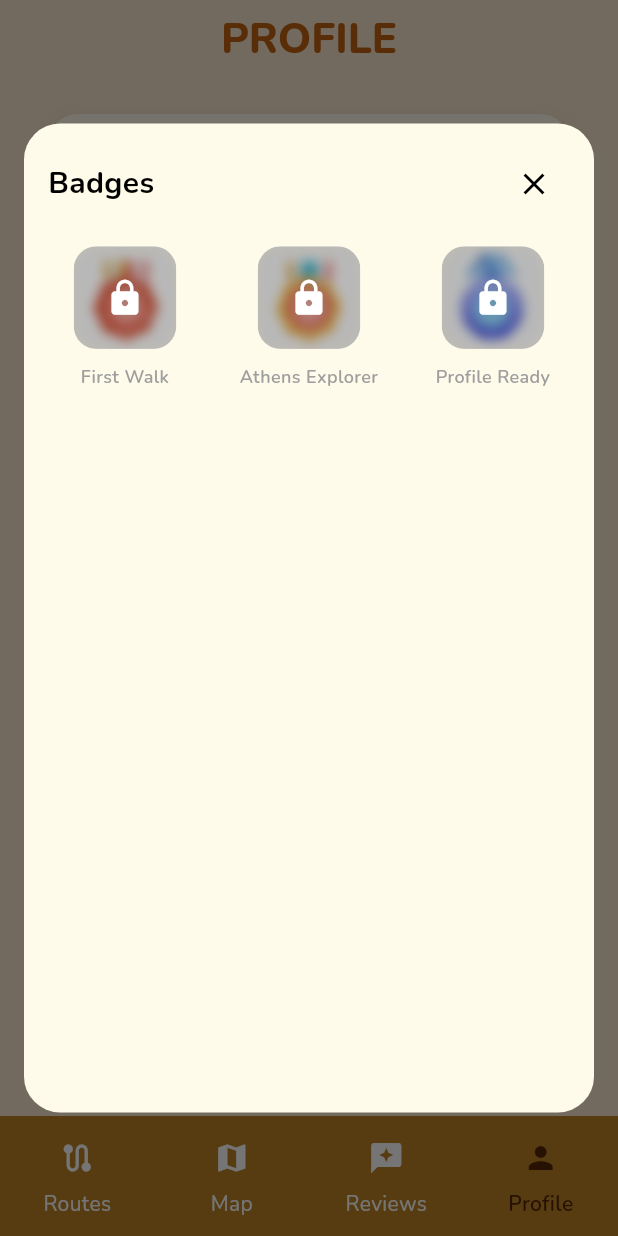
After one commit to annapatata/history-walk, a Flutter app: the NavigationMenu screen opened directly, item 4 of the bottom bar chosen, after a tap on "BADGES", on a phone screen of 412 x 824 dp. The commit adds this screen. Run offline on Flutter 3.47's test engine with Material 3 defaults, Android fonts, the phone set to English and light mode, and no system bars; our stand-ins replace geolocator, get, get_storage, image_picker; missing offline and left inert: mapbox_maps_flutter; accounts and stored records are empty.

Commit message:
badges pretty much done

```diff
--- a/HistoryWalk/lib/features/profile/controller/profile_controller.dart
+++ b/HistoryWalk/lib/features/profile/controller/profile_controller.dart
@@ -1,36 +1,46 @@
 import 'package:get/get.dart';
+import 'package:image_picker/image_picker.dart';
 import 'package:get_storage/get_storage.dart';
-import 'package:image_picker/image_picker.dart';
 
 import '../models/user_profile.dart';
+import '../models/badge.dart';
 
 class ProfileController extends GetxController {
   final ImagePicker _picker = ImagePicker();
-  final GetStorage _storage = GetStorage();
+  final GetStorage _box = GetStorage();
 
   static const String _userKey = 'user_profile';
+  static const String _badgesKey = 'user_badges';
 
   late Rx<UserProfile> userProfile;
 
+  // 🏅 Badges
+  final RxList<Badge> badges = <Badge>[].obs;
+
+  // 🧑 Preset avatars
   final List<String> presetAvatars = [
     'assets/avatars/avatar_1.png',
     'assets/avatars/avatar_2.png',
     'assets/avatars/avatar_3.png',
-    'assets/avatars/avatar_4.png',
   ];
 
   @override
   void onInit() {
     super.onInit();
     _loadOrCreateUser();
+    _initBadges();
   }
 
+  // =========================
+  // USER PROFILE
+  // =========================
+
   void _loadOrCreateUser() {
-    final data = _storage.read(_userKey);
+    final stored = _box.read(_userKey);
 
-    if (data != null) {
+    if (stored != null) {
       userProfile = UserProfile.fromJson(
-        Map<String, dynamic>.from(data),
+        Map<String, dynamic>.from(stored),
       ).obs;
     } else {
       userProfile = UserProfile(
@@ -41,30 +51,103 @@ class ProfileController extends GetxController {
         level: 1,
         progress: 0,
       ).obs;
+
       _saveUser();
     }
   }
 
   void _saveUser() {
-    _storage.write(_userKey, userProfile.value.toJson());
+    _box.write(_userKey, userProfile.value.toJson());
   }
 
   // =========================
-  // LEVEL LOGIC
+  // BADGES (PERSISTED)
   // =========================
 
-  String get levelTitle {
-    final progress = userProfile.value.progress;
+  void _initBadges() {
+    final stored = _box.read(_badgesKey) ?? {};
 
-    if (progress >= 75) return 'Master';
-    if (progress >= 50) return 'Historian';
-    if (progress >= 25) return 'Explorer';
-    return 'Newcomer';
+    final baseBadges = [
+      Badge(
+        id: 'first_walk',
+        title: 'First Walk',
+        description: 'Complete your first route',
+        iconPath: 'assets/badges/first_walk.jpg',
+        unlocked: false,
+      ),
+      Badge(
+        id: 'athens_explorer',
+        title: 'Athens Explorer',
+        description: 'Explore Athens',
+        iconPath: 'assets/badges/athens_explorer.jpg',
+        unlocked: false,
+      ),
+      Badge(
+        id: 'profile_complete',
+        title: 'Profile Ready',
+        description: 'Complete your profile',
+        iconPath: 'assets/badges/profile_complete.jpg',
+        unlocked: false,
+      ),
+    ];
+
+    badges.assignAll(
+      baseBadges.map((badge) {
+        if (stored.containsKey(badge.id)) {
+          return Badge.fromJson(stored[badge.id], badge);
+        }
+        return badge;
+      }).toList(),
+    );
+  }
+
+  void _saveBadges() {
+    final map = {
+      for (final b in badges) b.id: b.toJson(),
+    };
+    _box.write(_badgesKey, map);
   }
 
   // =========================
-  // Avatar
+  // TEMP DEV BADGE UNLOCK
   // =========================
+  // ⚠️ TEMPORARY METHOD
+  // Used only for testing badges unlocking via tap
+  void unlockBadgeAndAddProgress(String badgeId) {
+    final index = badges.indexWhere((b) => b.id == badgeId);
+    if (index == -1) return;
+    if (badges[index].unlocked) return;
+
+    // Unlock badge
+    badges[index] = badges[index].copyWith(unlocked: true);
+    _saveBadges();
+
+    // TEMP: add progress when badge unlocks
+    addProgress(10); // 🔧 adjust freely
+  }
+
+  // =========================
+  // PROGRESS SYSTEM
+  // =========================
+
+  void addProgress(int amount) {
+    final current = userProfile.value.progress;
+    final updated = (current + amount).clamp(0, 100);
+
+    userProfile.value =
+        userProfile.value.copyWith(progress: updated);
+    _saveUser();
+  }
+
+  // =========================
+  // AVATAR
+  // =========================
+
+  void selectPresetAvatar(String path) {
+    userProfile.value =
+        userProfile.value.copyWith(avatarPath: path);
+    _saveUser();
+  }
 
   Future<void> pickAvatarFromGallery() async {
     final image =
@@ -88,14 +171,8 @@ class ProfileController extends GetxController {
     }
   }
 
-  void selectPresetAvatar(String assetPath) {
-    userProfile.value =
-        userProfile.value.copyWith(avatarPath: assetPath);
-    _saveUser();
-  }
-
   // =========================
-  // User fields
+  // PROFILE EDIT
   // =========================
 
   void updateName(String newName) {
@@ -110,23 +187,16 @@ class ProfileController extends GetxController {
     _saveUser();
   }
 
-  void updateProgress(int newProgress) {
-    userProfile.value =
-        userProfile.value.copyWith(progress: newProgress);
-    _saveUser();
+  // =========================
+  // LEVEL
+  // =========================
+
+  String get levelTitle {
+    final progress = userProfile.value.progress;
+
+    if (progress >= 75) return 'Master';
+    if (progress >= 50) return 'Historian';
+    if (progress >= 25) return 'Explorer';
+    return 'Newcomer';
   }
-  // =========================
-// PROGRESS SYSTEM
-// =========================
-
-void addProgress(int amount) {
-  final current = userProfile.value.progress;
-  final newProgress = (current + amount).clamp(0, 100);
-
-  userProfile.value =
-      userProfile.value.copyWith(progress: newProgress);
-
-  _saveUser();
 }
-
-}
--- /dev/null
+++ b/HistoryWalk/lib/features/profile/models/badge.dart
@@ -0,0 +1,40 @@
+class Badge {
+  final String id;
+  final String title;
+  final String description;
+  final String iconPath;
+  final bool unlocked;
+
+  Badge({
+    required this.id,
+    required this.title,
+    required this.description,
+    required this.iconPath,
+    required this.unlocked,
+  });
+
+  Badge copyWith({bool? unlocked}) {
+    return Badge(
+      id: id,
+      title: title,
+      description: description,
+      iconPath: iconPath,
+      unlocked: unlocked ?? this.unlocked,
+    );
+  }
+
+  // 🔽 Persistence
+  Map<String, dynamic> toJson() => {
+        'id': id,
+        'unlocked': unlocked,
+      };
+
+  static Badge fromJson(
+    Map<String, dynamic> json,
+    Badge base,
+  ) {
+    return base.copyWith(
+      unlocked: json['unlocked'] ?? false,
+    );
+  }
+}
--- a/HistoryWalk/lib/features/profile/screens/profile_screen.dart
+++ b/HistoryWalk/lib/features/profile/screens/profile_screen.dart
@@ -6,6 +6,7 @@ import '../controller/profile_controller.dart';
 import '../widgets/passport.dart';
 import '../widgets/progressbar.dart';
 import 'package:historywalk/common/layouts/section_screen.dart';
+import '../widgets/badges_sheet.dart';
 
 class ProfileScreen extends StatelessWidget {
   ProfileScreen({super.key});
@@ -34,6 +35,13 @@ class ProfileScreen extends StatelessWidget {
                         avatarPath: controller.userProfile.value.avatarPath,
                         onAvatarTap: () {
                           _showAvatarOptions(context);
+                        },
+                        onBadgesTap: () {
+                          showDialog(
+                            context: context,
+                            barrierDismissible: true,
+                            builder: (_) => const BadgesSheet(),
+                          );
                         },
                       ),
             ),
--- /dev/null
+++ b/HistoryWalk/lib/features/profile/widgets/badges_sheet.dart
@@ -0,0 +1,148 @@
+import 'dart:ui';
+
+import 'package:flutter/material.dart';
+import 'package:get/get.dart';
+
+import '../controller/profile_controller.dart';
+
+class BadgesSheet extends StatelessWidget {
+  const BadgesSheet({super.key});
+
+  @override
+  Widget build(BuildContext context) {
+    final controller = Get.find<ProfileController>();
+
+    return Dialog(
+      insetPadding: const EdgeInsets.all(16),
+      shape: RoundedRectangleBorder(
+        borderRadius: BorderRadius.circular(24),
+      ),
+      child: SizedBox(
+        height: MediaQuery.of(context).size.height * 0.8,
+        child: Padding(
+          padding: const EdgeInsets.all(16),
+          child: Column(
+            children: [
+              // =========================
+              // Header
+              // =========================
+              Row(
+                mainAxisAlignment: MainAxisAlignment.spaceBetween,
+                children: [
+                  const Text(
+                    'Badges',
+                    style: TextStyle(
+                      fontSize: 20,
+                      fontWeight: FontWeight.bold,
+                    ),
+                  ),
+                  IconButton(
+                    icon: const Icon(Icons.close),
+                    onPressed: () => Navigator.pop(context),
+                  ),
+                ],
+              ),
+              const SizedBox(height: 16),
+
+              // =========================
+              // Badges Grid
+              // =========================
+              Expanded(
+                child: Obx(
+                  () => GridView.builder(
+                    itemCount: controller.badges.length,
+                    gridDelegate:
+                        const SliverGridDelegateWithFixedCrossAxisCount(
+                      crossAxisCount: 3,
+                      mainAxisSpacing: 20,
+                      crossAxisSpacing: 20,
+                      childAspectRatio: 0.9,
+                    ),
+                    itemBuilder: (_, index) {
+                      final badge = controller.badges[index];
+
+                      return GestureDetector(
+                        onTap: () {
+                          // ⚠️ TEMP DEV ONLY
+                          // Tap badge to unlock + add progress
+                          controller.unlockBadgeAndAddProgress(badge.id);
+                        },
+                        child: Column(
+                          children: [
+                            AnimatedScale(
+                              scale: badge.unlocked ? 1.0 : 0.95,
+                              duration:
+                                  const Duration(milliseconds: 300),
+                              curve: Curves.easeOut,
+                              child: Stack(
+                                alignment: Alignment.center,
+                                children: [
+                                  // Badge image
+                                  ClipRRect(
+                                    borderRadius:
+                                        BorderRadius.circular(16),
+                                    child: Image.asset(
+                                      badge.iconPath,
+                                      width: 72,
+                                      height: 72,
+                                      fit: BoxFit.cover,
+                                    ),
+                                  ),
+
+                                  // Locked overlay
+                                  if (!badge.unlocked)
+                                    Positioned.fill(
+                                      child: ClipRRect(
+                                        borderRadius:
+                                            BorderRadius.circular(16),
+                                        child: BackdropFilter(
+                                          filter: ImageFilter.blur(
+                                            sigmaX: 4,
+                                            sigmaY: 4,
+                                          ),
+                                          child: Container(
+                                            color: Colors.black
+                                                .withOpacity(0.25),
+                                          ),
+                                        ),
+                                      ),
+                                    ),
+
+                                  // Lock icon
+                                  if (!badge.unlocked)
+                                    const Icon(
+                                      Icons.lock,
+                                      size: 28,
+                                      color: Colors.white,
+                                    ),
+                                ],
+                              ),
+                            ),
+                            const SizedBox(height: 8),
+
+                            // Badge title
+                            Text(
+                              badge.title,
+                              textAlign: TextAlign.center,
+                              style: TextStyle(
+                                fontSize: 12,
+                                fontWeight: FontWeight.w600,
+                                color: badge.unlocked
+                                    ? Colors.black
+                                    : Colors.grey,
+                              ),
+                            ),
+                          ],
+                        ),
+                      );
+                    },
+                  ),
+                ),
+              ),
+            ],
+          ),
+        ),
+      ),
+    );
+  }
+}
--- a/HistoryWalk/lib/features/profile/widgets/passport.dart
+++ b/HistoryWalk/lib/features/profile/widgets/passport.dart
@@ -11,6 +11,7 @@ class PassportCard extends StatelessWidget {
     required this.level,
     required this.avatarPath,
     required this.onAvatarTap,
+    required this.onBadgesTap,
   });
 
   final String name;
@@ -19,6 +20,7 @@ class PassportCard extends StatelessWidget {
   final String level;
   final String avatarPath;
   final VoidCallback onAvatarTap;
+  final VoidCallback onBadgesTap;
 
   @override
   Widget build(BuildContext context) {
@@ -50,7 +52,7 @@ class PassportCard extends StatelessWidget {
             onAvatarTap: onAvatarTap,
           ),
           const SizedBox(height: 16),
-          const _BadgesSection(),
+          _BadgesSection(onTap: onBadgesTap),
           const SizedBox(height: 8),
         ],
       ),
@@ -179,14 +181,18 @@ class _InfoLine extends StatelessWidget {
 }
 
 class _BadgesSection extends StatelessWidget {
-  const _BadgesSection();
+  const _BadgesSection({required this.onTap});
+
+  final VoidCallback onTap;
 
   @override
   Widget build(BuildContext context) {
     final theme = Theme.of(context);
     final passTheme = theme.extension<PassportTheme>()!;
 
-    return Container(
+    return GestureDetector(
+      onTap: onTap,
+      child: Container(
         height: 36,
         width: double.infinity,
         decoration: BoxDecoration(
@@ -201,6 +207,7 @@ class _BadgesSection extends StatelessWidget {
             letterSpacing: 1.2,
           ),
         ),
+      ),
     );
   }
 }
--- a/HistoryWalk/pubspec.yaml
+++ b/HistoryWalk/pubspec.yaml
@@ -74,6 +74,7 @@ flutter:
 
   # To add assets to your application, add an assets section, like this:
   assets:
+    - assets/badges/
     - assets/avatars/
     - assets/images/
     - assets/logos/
```
Also changed, not shown: HistoryWalk/assets/badges/athens_explorer.jpg (added), HistoryWalk/assets/badges/first_walk.jpg (added), HistoryWalk/assets/badges/profile_complete.jpg (added). Lines whose indentation alone changed are shown as unchanged.
